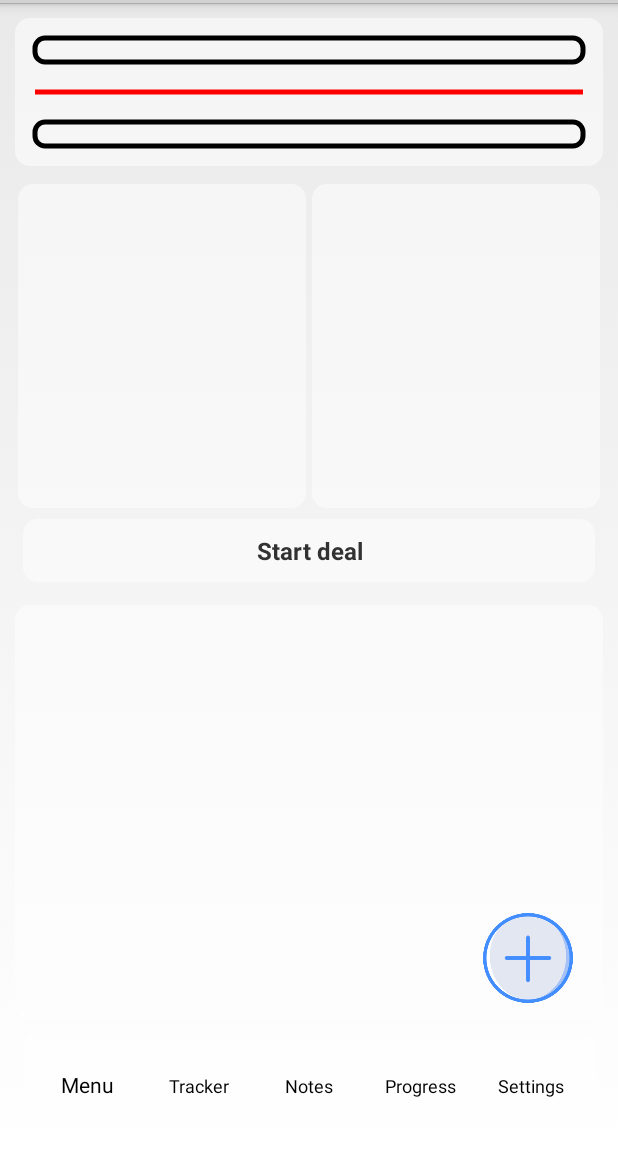
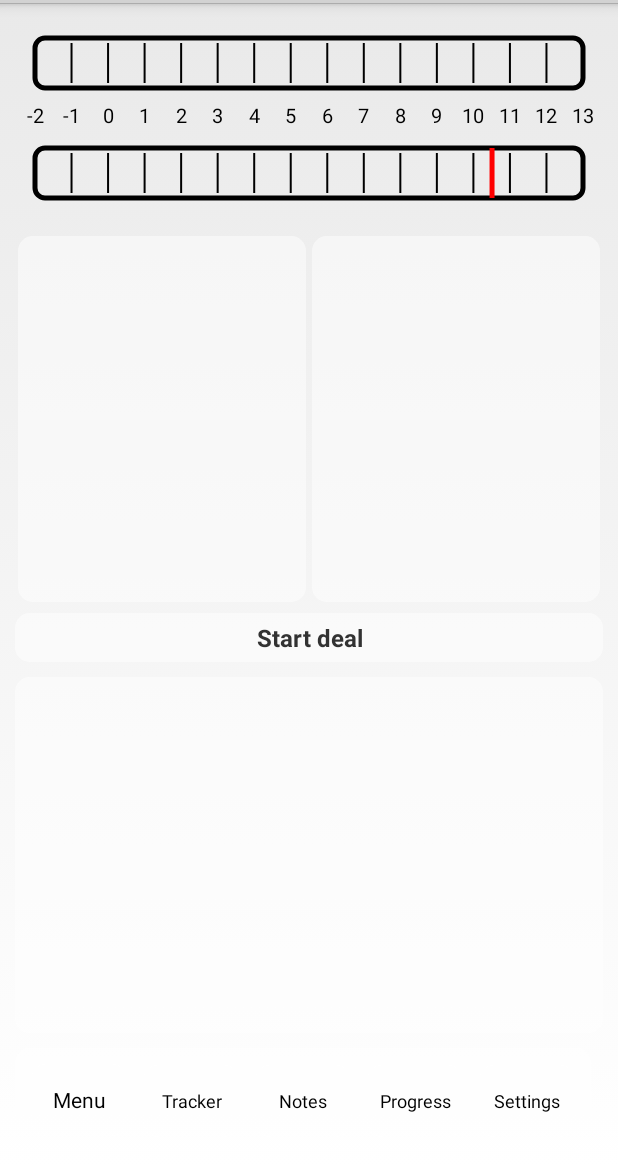
Before and after one commit to VladimirSokolin/TaskAccountProgressPro, an Android app: the layout activity_commit.xml on its own in the app's theme, with its tools: preview values and no code run, on a phone screen of 412 x 824 dp, the part 69-1236 px from its top. Run offline under Robolectric (Android 15) with nearby library versions, the phone set to English and light mode, and no system bars.

Commit message:
Create new custom view, TrackerView. Add new gesture for manage it

```diff
--- a/app/src/main/AndroidManifest.xml
+++ b/app/src/main/AndroidManifest.xml
@@ -39,7 +39,8 @@
         <activity
             android:name=".CommitActivity"
             android:exported="true"
-            android:label="Timer Task">
+            android:label="Timer Task"
+            android:theme="@style/Theme.AppCompat.DayNight.NoActionBar">
 
             <intent-filter>
                 <action android:name="android.intent.action.MAIN" />
--- a/app/src/main/java/com/mycompany/organaiser/DialogSettingColorApp.java
+++ b/app/src/main/java/com/mycompany/organaiser/DialogSettingColorApp.java
@@ -11,7 +11,6 @@ import android.widget.TextView;
 import yuku.ambilwarna.AmbilWarnaDialog;
 
 public class DialogSettingColorApp extends Dialog {
-
   private final View screenDemonstrationView;
 
   interface ListenerOk {
--- a/app/src/main/java/com/mycompany/organaiser/SimpleSetupListView.java
+++ b/app/src/main/java/com/mycompany/organaiser/SimpleSetupListView.java
@@ -17,11 +17,13 @@ public class SimpleSetupListView implements ListViewCustomizer {
     View.OnClickListener listener;
     private UniversalAdapter<Setting> universalAdapter;
     private ViewCreater viewCreater;
+
     private ArrayList<Setting> settings;
     private ListView listView;
 
     public SimpleSetupListView(Context context, ListView listView) {
         this.listView = listView;
+
         listener = new SettingsPerform(context); // this class contents logic of settings
         viewCreater = (position, convertView, parent, object) -> {
             Setting setting = (Setting) object;
@@ -38,9 +40,9 @@ public class SimpleSetupListView implements ListViewCustomizer {
             return view;
         };
 
-        settings = new ArrayList<>();
+        settings = new ArrayList<>(); // If you want to change name of settings, change this name and in {@link SettingsPerform} class
         settings.add(new Setting("Set color of app", "This setting will change the color of the app", 1));
-        settings.add(new Setting("Set size text of app", "This setting will change the size of the text", 1));
+        settings.add(new Setting("Set start time of scale", "Set what hour the timeline will start from", 1));
         universalAdapter = new UniversalAdapter<>(context, R.layout.item_settings, settings, viewCreater);
     }
 
--- a/app/src/main/java/com/mycompany/organaiser/TimeSpace.java
+++ b/app/src/main/java/com/mycompany/organaiser/TimeSpace.java
@@ -114,7 +114,7 @@ public class TimeSpace {
 		this.timeMlStop = conversationStringToMl(stop);
 	}
 
-
-
-
+	public int getColor() {
+		return color;
+	}
 }
--- a/app/src/main/java/com/mycompany/organaiser/customView/Scale.java
+++ b/app/src/main/java/com/mycompany/organaiser/customView/Scale.java
@@ -4,20 +4,54 @@ import android.graphics.Canvas;
 import android.graphics.Color;
 import android.graphics.Paint;
 
+import com.mycompany.organaiser.TimeSpace;
+
+import java.util.Calendar;
+
 public class Scale {
+
+  final int MAX_TEXT_SIZE = 50;
+  final int MIN_TEXT_SIZE = 20;
   sPoint pointStart;
   sPoint pointEnd;
   float width;
   float height;
+  float step;
+  private int numberDivisions = 15;
+  private int hourStart = -2;
+  private int textSize;
+  private float relativelyPositionCursor;
+  private boolean hasScaleTime = false;
+
   Scale(float xStart, float yStart, float xEnd, float yEnd) {
     pointStart = new sPoint(xStart, yStart);
     pointEnd = new sPoint(xEnd, yEnd);
+    width = xEnd - xStart;
+    height = yEnd - yStart;
+    step = width/numberDivisions;
+    calculateSizeText();
   }
+
+  public Scale(){
+
+  }
+
   Scale(sPoint pointStart, sPoint pointEnd) {
     this.pointStart = pointStart;
     this.pointEnd = pointEnd;
     width = pointEnd.x - pointStart.x;
     height = pointEnd.y - pointStart.y;
+    step = width/numberDivisions;
+    calculateSizeText();
+  }
+
+  public void setupSizesScale(sPoint pointStart, sPoint pointEnd){
+    this.pointStart = pointStart;
+    this.pointEnd = pointEnd;
+    width = pointEnd.x - pointStart.x;
+    height = pointEnd.y - pointStart.y;
+    step = width/numberDivisions;
+    calculateSizeText();
   }
 
   void drawScale(Canvas canvas, Paint paint){
@@ -30,5 +64,141 @@ public class Scale {
     canvas.drawRoundRect(pointStart.x, pointStart.y, pointEnd.x, pointEnd.y, 10, 10, p);
   }
 
+  void drawScaleDivision(Canvas canvas){
+    Paint p = new Paint();
+    p.setColor(Color.BLACK);
+    p.setStyle(Paint.Style.STROKE);
+    p.setStrokeWidth(2);
+    int hour = hourStart;
+    float adjustedY2 = pointEnd.y - 5;
+    float adjustedY1 = pointStart.y + 5;
+    if(hasScaleTime){
+      for(float f = pointStart.x; f < pointEnd.x; f += step) {
+        if(hour > 23) hour = 0;
+        canvas.drawLine(f, adjustedY1, f, adjustedY2, p);
+        drawScaleTime(canvas, f, hour);
+        hour++;
+      }
+    }else{
+      for(float f = pointStart.x; f < pointEnd.x; f += step) {
+        canvas.drawLine(f, adjustedY1, f, adjustedY2, p);
+      }
+    }
+  }
+  private void drawScaleTime(Canvas canvas, float f, int hour){
+      Paint p = new Paint();
+      p.setTextSize(textSize);
+      p.setColor(Color.BLACK);
+      p.setStyle(Paint.Style.FILL);
+      p.setTextAlign(Paint.Align.CENTER);
 
+      int delta = 45;
+      int x = (textSize - MIN_TEXT_SIZE)/2;
+      canvas.drawText(String.valueOf(hour), f, pointStart.y - (delta + x - textSize), p);
+  }
+  void drawCursor(Canvas canvas){
+    Paint p = new Paint();
+    p.setColor(Color.RED);
+    p.setStyle(Paint.Style.STROKE);
+    p.setStrokeWidth(5);
+    calculatePositionOfTimeCursor();
+    if(relativelyPositionCursor < pointStart.x || relativelyPositionCursor > pointEnd.x) return;
+    canvas.drawLine(relativelyPositionCursor + pointStart.x, pointStart.y, relativelyPositionCursor + pointStart.x, pointEnd.y, p);
+  }
+
+  void drawTimeSpace(Canvas canvas, TimeSpace ts){
+    Paint paint = new Paint();
+    paint.setStyle(Paint.Style.FILL);
+    paint.setColor(ts.getColor());
+
+    float left = calculateTimeSpace(ts.conversationStringToMl(ts.timeStart), true);
+    float right = calculateTimeSpace(ts.conversationStringToMl(ts.timeStop), false);
+
+    if(left > right){
+      canvas.drawRect(pointStart.x, pointStart.y +5, right + pointStart.x, pointEnd.y - 5, paint);
+      return;
+    }
+    if(left != right){
+      canvas.drawRect(left + pointStart.x, pointStart.y +5, right + pointStart.x, pointEnd.y - 5, paint);
+    }
+
+  }
+
+  float calculateTimeSpace(long time, boolean isLeft){
+    Calendar calendar = Calendar.getInstance();
+    calendar.set(Calendar.HOUR_OF_DAY, 0);
+    calendar.set(Calendar.MINUTE, 0);
+    calendar.set(Calendar.SECOND, 0);
+    calendar.set(Calendar.MILLISECOND, 0);
+
+    long timeStartDay = calendar.getTimeInMillis();
+    long currentTime = time;
+    float deltaTime = currentTime - timeStartDay;
+    float timeInScale = 3_600_000L * numberDivisions;
+    float positionFromZero = (deltaTime / timeInScale) * width;
+    float positionFromStartHour = positionFromZero - (step * hourStart);
+    float pointsInScale = 24 * step;
+
+    if(positionFromStartHour < 0 && positionFromStartHour + pointsInScale < pointEnd.x){
+      positionFromStartHour += pointsInScale;
+    }
+    if(positionFromStartHour + pointStart.x < pointStart.x){
+      positionFromStartHour = 0;
+    }
+    if(positionFromStartHour + pointStart.x > pointEnd.x) {
+      positionFromStartHour = pointEnd.x - pointStart.x;
+    }
+
+    return positionFromStartHour;
+  }
+
+  void calculateSizeText(){
+    textSize = (int)step/2;
+    if(textSize > MAX_TEXT_SIZE){
+      textSize = MAX_TEXT_SIZE;
+    }
+    if(textSize < MIN_TEXT_SIZE){
+      textSize = MIN_TEXT_SIZE;
+    }
+  }
+
+  void calculatePositionOfTimeCursor(){
+    Calendar calendar = Calendar.getInstance();
+    calendar.set(Calendar.HOUR_OF_DAY, 0);
+    calendar.set(Calendar.MINUTE, 0);
+    calendar.set(Calendar.SECOND, 0);
+    calendar.set(Calendar.MILLISECOND, 0);
+
+    long timeStartDay = calendar.getTimeInMillis();
+    long currentTime = System.currentTimeMillis();
+    float deltaTime = currentTime - timeStartDay;
+    float timeInScale = 3_600_000L * numberDivisions;
+    float positionFromZero = (deltaTime / timeInScale) * width;
+    float positionFromStartHour = positionFromZero - (step * hourStart);
+    if(positionFromStartHour < 0) positionFromStartHour += step * 24;
+    relativelyPositionCursor = positionFromStartHour;
+  }
+  public void setHourStart(int hourStart){
+    if(hourStart < 0) hourStart = 23;
+    if(hourStart > 23) hourStart = 0;
+    this.hourStart = hourStart;
+  }
+  public int getHourStart(){
+    return hourStart;
+  }
+
+  public void setNumberDivisions(int numberDivisions){
+    this.numberDivisions = numberDivisions % 24;
+    step = width/numberDivisions;
+    calculateSizeText();
+  }
+
+  public void setHasScaleTime(boolean hasScaleTime) {
+    this.hasScaleTime = hasScaleTime;
+
+  }
+
+  public int getNumberDivisions(){
+    return numberDivisions;
+  }
 }
--- a/app/src/main/java/com/mycompany/organaiser/customView/TrackerView.java
+++ b/app/src/main/java/com/mycompany/organaiser/customView/TrackerView.java
@@ -6,11 +6,21 @@ import android.graphics.Color;
 import android.graphics.Paint;
 import android.graphics.drawable.Drawable;
 import android.util.AttributeSet;
+import android.util.Log;
+import android.view.MotionEvent;
+import android.view.ScaleGestureDetector;
 import android.view.View;
 import androidx.annotation.NonNull;
 import com.mycompany.organaiser.R;
+import com.mycompany.organaiser.TimeSpace;
+
+import java.util.ArrayList;
 
 public class TrackerView extends View {
+  public static final String TAG = "TrackerView";
+
+  private ArrayList<TimeSpace> timeSpacesPlane = new ArrayList<TimeSpace>();
+  private ArrayList<TimeSpace> timeSpacesFact = new ArrayList<TimeSpace>();
 
   float width;
   float height;
@@ -19,39 +29,158 @@ public class TrackerView extends View {
   float distanceBetweenScales = 60;
   Scale scalePlane;
   Scale scaleFact;
+  sPoint pointStartPlane;
+  sPoint pointEndPlane;
+  sPoint pointStartFact;
+  sPoint pointEndFact;
+  float distance;
+  float scaleFactor;
+  ScaleGestureDetector detector;
+  private float previousDistanceBetweenFingers;
+  int previousX = 0;
+  public int sizeTimeSpacesFact = 0;
   public TrackerView(Context context) {
     super(context);
+    init();
   }
   public TrackerView(Context context, AttributeSet attrs){
     super(context, attrs);
+    init();
+  }
+  private void init(){
+    detector = new ScaleGestureDetector(getContext(),  new ScaleListener());
+    scalePlane = new Scale();
+    scaleFact = new Scale();
   }
 
   @Override protected void onSizeChanged(int w, int h, int oldw, int oldh) {
     width = w;
     height = h;
-    scalePlane = new Scale(new sPoint(padding, padding), new sPoint(width - padding, height/2 - distanceBetweenScales/2 ));
-    scaleFact = new Scale(new sPoint(padding, height/2 + distanceBetweenScales/2), new sPoint(width - padding, height - padding));
+    pointStartPlane = new sPoint(padding, padding);
+    pointEndPlane = new sPoint(width - padding, height/2 - distanceBetweenScales/2);
+    pointStartFact = new sPoint(padding, height/2 + distanceBetweenScales/2);
+    pointEndFact = new sPoint(width - padding, height - padding);
+
+    scalePlane.setupSizesScale(pointStartPlane, pointEndPlane);
+    scaleFact.setupSizesScale(pointStartFact, pointEndFact);
     super.onSizeChanged(w, h, oldw, oldh);
   }
 
   @Override protected void onDraw(@NonNull Canvas canvas) {
     super.onDraw(canvas);
 
-    //draw drawable on canvas
-    Drawable drawable = getResources().getDrawable(R.drawable.shape_view_in_dialog);
-    drawable.setBounds(0, 0, canvas.getWidth(), canvas.getHeight());
-    drawable.draw(canvas);
-
     Paint paint = new Paint();
-    paint.setColor(Color.BLACK);
     paint.setStyle(Paint.Style.STROKE);
     paint.setStrokeWidth(5);
+    paint.setColor(Color.BLACK);
+
+    for(TimeSpace timeSpace : timeSpacesPlane){
+      scalePlane.drawTimeSpace(canvas, timeSpace);
+    }
+    for(TimeSpace timeSpace : timeSpacesFact){
+      scaleFact.drawTimeSpace(canvas, timeSpace);;
+    }
 
     scalePlane.drawScale(canvas, paint);
+    scalePlane.drawScaleDivision(canvas);
+
     scaleFact.drawScale(canvas, paint);
+    scaleFact.setHasScaleTime(true);
+    scaleFact.drawScaleDivision(canvas);
+    scaleFact.drawCursor(canvas);
+
+
 
     // draw line center
-    paint.setColor(Color.RED);
-    canvas.drawLine(padding, height/2, width - padding, height/2, paint);
   }
+
+  public void setNumberDivisions(int numberDivisions){
+      scaleFact.setNumberDivisions(numberDivisions);
+      scalePlane.setNumberDivisions(numberDivisions);
+      invalidate();
+  }
+
+  public void setHourStart(int hourStart){
+    scaleFact.setHourStart(hourStart);
+    scalePlane.setHourStart(hourStart);
+    invalidate();
+  }
+
+  public int getHourStart(){
+    return  scalePlane.getHourStart();
+  }
+
+  public void setTimeSpacesPlane(ArrayList<TimeSpace> timeSpaces){
+      timeSpacesPlane = timeSpaces;
+  }
+
+  public void setTimeSpacesFact(ArrayList<TimeSpace> timeSpaces){
+      timeSpacesFact = timeSpaces;
+      sizeTimeSpacesFact = timeSpacesFact.size();
+  }
+
+
+
+  @Override
+  public boolean onTouchEvent(MotionEvent event) {
+    detector.onTouchEvent(event);
+    int action = event.getAction();
+    if(action == MotionEvent.ACTION_UP){
+      previousDistanceBetweenFingers = 0;
+      previousX = 0;
+    }
+    if(action == MotionEvent.ACTION_DOWN){
+      Log.i(TAG, "onTouchEvent: ACTION_DOWN");
+      previousX = (int) event.getX();
+      Log.i(TAG, "onTouchEvent: previousX: " + previousX);
+    }
+    if(action == MotionEvent.ACTION_MOVE) {
+      if(event.getPointerCount() == 1){
+        int currentX = (int) event.getX();
+        Log.i(TAG, "onTouchEvent: currentX: " + currentX);
+
+        int delta = currentX - previousX;
+        Log.i(TAG, "onTouchEvent: delta: " + delta);
+        if (delta < -100) {
+          setHourStart(scaleFact.getHourStart() + 1);
+          previousX = currentX;
+        }
+        if (delta > 100) {
+          setHourStart(scaleFact.getHourStart() - 1);
+          previousX = currentX;
+        }
+      }
+      }
+
+    return true;
+  }
+
+  private class ScaleListener extends ScaleGestureDetector.SimpleOnScaleGestureListener {
+
+    @Override
+    public boolean onScale(ScaleGestureDetector detector) {
+      scaleFactor = detector.getScaleFactor();
+      //Log.i(TAG, "onScale: detector.scaleFactor: " + scaleFactor);
+      //Log.i(TAG, "onScale: previostDistanceBetweenFingers: " + previousDistanceBetweenFingers);
+      float currentDistanceBetweenFingers = detector.getCurrentSpan();
+      if(scaleFactor < 1) {
+        float changedDistance = Math.abs(previousDistanceBetweenFingers - currentDistanceBetweenFingers);
+       // Log.i(TAG, "onScale: changedDistance: " + changedDistance);
+        if (changedDistance > 200) {
+          setNumberDivisions(scalePlane.getNumberDivisions() + 1);
+          previousDistanceBetweenFingers = currentDistanceBetweenFingers;
+        }
+      }
+      if(scaleFactor > 1) {
+        float changedDistance = Math.abs(previousDistanceBetweenFingers - detector.getCurrentSpan());
+        //Log.i(TAG, "onScale: changedDistance: " + changedDistance);
+        if(changedDistance > 200){
+          setNumberDivisions(scalePlane.getNumberDivisions() - 1);
+          previousDistanceBetweenFingers = currentDistanceBetweenFingers;
+        }
+      }
+      return true;
+    }
+  }
+
 }
--- a/app/src/main/res/layout/activity_commit.xml
+++ b/app/src/main/res/layout/activity_commit.xml
@@ -6,6 +6,7 @@
 	android:padding="10dp"
 	android:orientation="vertical">
 	<com.mycompany.organaiser.customView.TrackerView
+			android:id="@+id/tracker_view"
 			android:layout_width="match_parent"
 			android:layout_height="match_parent"
 			android:layout_weight="10"/>
@@ -44,8 +45,8 @@
 		android:layout_height="wrap_content"
 		android:text="Start deal"
 		android:background="@drawable/shape_view_in_dialog"
-		android:layout_margin="5dp"
-		android:padding="10dp"
+		android:layout_marginTop="5dp"
+		android:padding="5dp"
 		android:gravity="center"
 		android:textSize="16sp"
 		android:textStyle="bold"
@@ -54,7 +55,7 @@
 	<FrameLayout
 		android:layout_width="match_parent"
 		android:layout_height="match_parent"
-		android:layout_weight="7">
+		android:layout_weight="8">
 
 		<GridView
 			android:id="@+id/grid_layout_task"
@@ -65,17 +66,9 @@
 			android:layout_marginBottom="10dp"
 			android:numColumns="4"/>
 
-
-		<ImageButton
-			android:layout_width="60dp"
-			android:layout_height="60dp"
-			android:background="@drawable/fab"
-			android:layout_gravity = "bottom|end"
-			android:layout_marginRight = "20dp"
-			android:layout_marginBottom = "20dp"
-			android:elevation="10dp"
-			android:onClick = "clickFAB"/>
 	</FrameLayout>
-	<include layout="@layout/layout_navigate_buttons"/>
+	<include layout="@layout/layout_navigate_buttons"
+		android:layout_width="wrap_content"
+		android:layout_height="wrap_content"/>
 
 </LinearLayout>
```
Also changed, not shown: app/src/main/java/com/mycompany/organaiser/CommitActivity.java (+55 -7 lines), app/src/main/java/com/mycompany/organaiser/DialogSettingEditText.java (added, +74 -0 lines), app/src/main/java/com/mycompany/organaiser/DialogSettingTime.java (added, +30 -0 lines), app/src/main/java/com/mycompany/organaiser/MyGridAdapter.java (+10 -6 lines), app/src/main/java/com/mycompany/organaiser/SettingsPerform.java (+8 -2 lines), app/src/main/res/layout/dialog_settings_edit_text.xml (added, +63 -0 lines).
